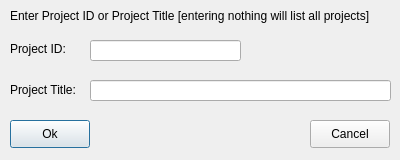
Old version of the form open-ihm/gui/designs/ui_findproject.ui in the repository snim2mirror/openihm.
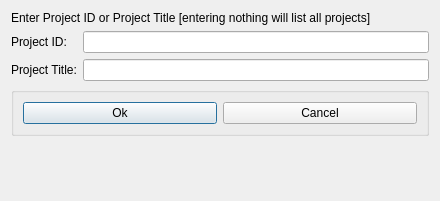
New version of the form.

Commit message: Added layout manager to most dialogs. One report and all tabbed dialogs still to go.

```diff
--- a/open-ihm/gui/designs/ui_findproject.ui
+++ b/open-ihm/gui/designs/ui_findproject.ui
@@ -6,10 +6,16 @@
    <rect>
     <x>0</x>
     <y>0</y>
-    <width>400</width>
-    <height>160</height>
+    <width>440</width>
+    <height>201</height>
    </rect>
   </property>
+  <property name="sizePolicy">
+   <sizepolicy hsizetype="Maximum" vsizetype="MinimumExpanding">
+    <horstretch>0</horstretch>
+    <verstretch>0</verstretch>
+   </sizepolicy>
+  </property>
   <property name="minimumSize">
    <size>
     <width>400</width>
@@ -19,94 +25,67 @@
   <property name="windowTitle">
    <string>Find Project</string>
   </property>
-  <widget class="QPushButton" name="cmdOk">
-   <property name="geometry">
-    <rect>
-     <x>10</x>
-     <y>120</y>
-     <width>80</width>
-     <height>28</height>
-    </rect>
-   </property>
-   <property name="text">
-    <string>Ok</string>
-   </property>
-  </widget>
-  <widget class="QPushButton" name="cmdCancel">
-   <property name="geometry">
-    <rect>
-     <x>310</x>
-     <y>120</y>
-     <width>80</width>
-     <height>28</height>
-    </rect>
-   </property>
-   <property name="text">
-    <string>Cancel</string>
-   </property>
-  </widget>
-  <widget class="QLineEdit" name="txtProjectID">
-   <property name="geometry">
-    <rect>
-     <x>90</x>
-     <y>40</y>
-     <width>151</width>
-     <height>21</height>
-    </rect>
-   </property>
-  </widget>
-  <widget class="QLabel" name="label">
-   <property name="geometry">
-    <rect>
-     <x>10</x>
-     <y>40</y>
-     <width>61</width>
-     <height>18</height>
-    </rect>
-   </property>
-   <property name="text">
-    <string>Project ID:</string>
-   </property>
-  </widget>
-  <widget class="QLabel" name="label_2">
-   <property name="geometry">
-    <rect>
-     <x>10</x>
-     <y>80</y>
-     <width>71</width>
-     <height>20</height>
-    </rect>
-   </property>
-   <property name="text">
-    <string>Project Title:</string>
-   </property>
-  </widget>
-  <widget class="QLineEdit" name="txtProjectTitle">
-   <property name="geometry">
-    <rect>
-     <x>90</x>
-     <y>80</y>
-     <width>301</width>
-     <height>21</height>
-    </rect>
-   </property>
-  </widget>
-  <widget class="QLabel" name="label_3">
-   <property name="geometry">
-    <rect>
-     <x>10</x>
-     <y>0</y>
-     <width>401</width>
-     <height>31</height>
-    </rect>
-   </property>
-   <property name="text">
-    <string>Enter Project ID or Project Title [entering nothing will list all projects]</string>
-   </property>
-   <property name="wordWrap">
-    <bool>true</bool>
-   </property>
-  </widget>
+  <layout class="QFormLayout" name="formLayout">
+   <item row="0" column="0" colspan="2">
+    <widget class="QLabel" name="label_3">
+     <property name="text">
+      <string>Enter Project ID or Project Title [entering nothing will list all projects]</string>
+     </property>
+     <property name="wordWrap">
+      <bool>true</bool>
+     </property>
+    </widget>
+   </item>
+   <item row="1" column="0">
+    <widget class="QLabel" name="label">
+     <property name="text">
+      <string>Project ID:</string>
+     </property>
+    </widget>
+   </item>
+   <item row="1" column="1">
+    <widget class="QLineEdit" name="txtProjectID"/>
+   </item>
+   <item row="2" column="0">
+    <widget class="QLabel" name="label_2">
+     <property name="text">
+      <string>Project Title:</string>
+     </property>
+    </widget>
+   </item>
+   <item row="2" column="1">
+    <widget class="QLineEdit" name="txtProjectTitle"/>
+   </item>
+   <item row="3" column="0" colspan="2">
+    <widget class="QGroupBox" name="groupBox">
+     <property name="sizePolicy">
+      <sizepolicy hsizetype="Expanding" vsizetype="Minimum">
+       <horstretch>0</horstretch>
+       <verstretch>0</verstretch>
+      </sizepolicy>
+     </property>
+     <property name="title">
+      <string/>
+     </property>
+     <layout class="QHBoxLayout" name="horizontalLayout">
+      <item>
+       <widget class="QPushButton" name="cmdOk">
+        <property name="text">
+         <string>Ok</string>
+        </property>
+       </widget>
+      </item>
+      <item>
+       <widget class="QPushButton" name="cmdCancel">
+        <property name="text">
+         <string>Cancel</string>
+        </property>
+       </widget>
+      </item>
+     </layout>
+    </widget>
+   </item>
+  </layout>
  </widget>
  <tabstops>
   <tabstop>txtProjectID</tabstop>
```
Left out of the diff: 42 changed lines with no effect on the pictures. The commit also changes 97 other files.
